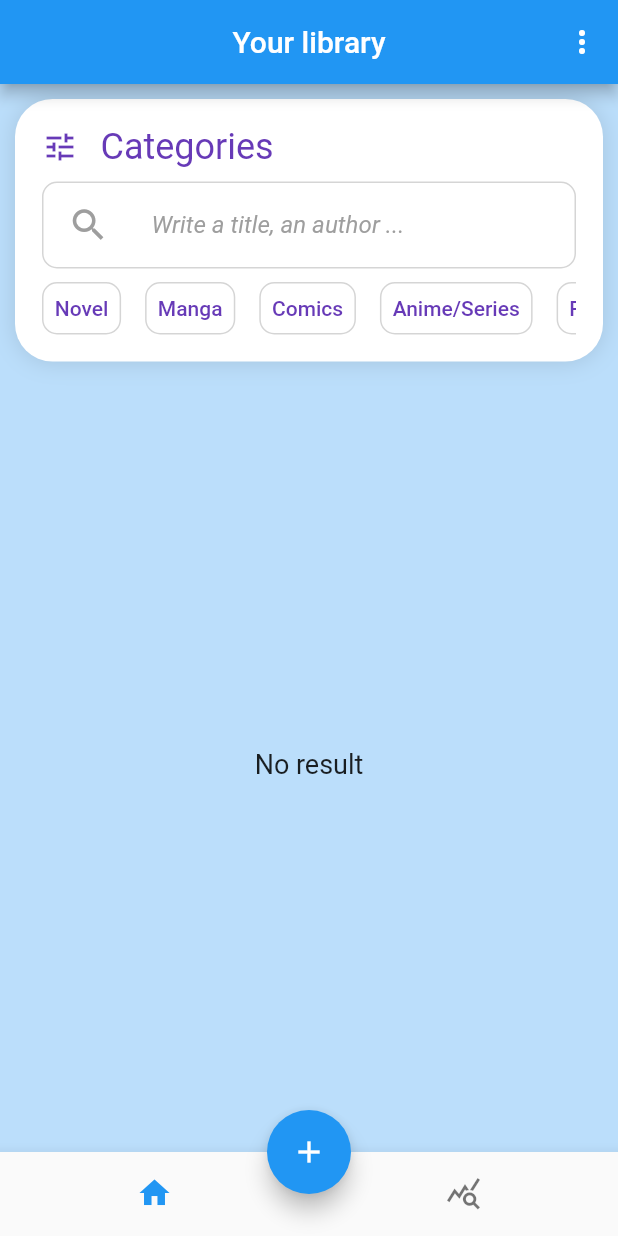
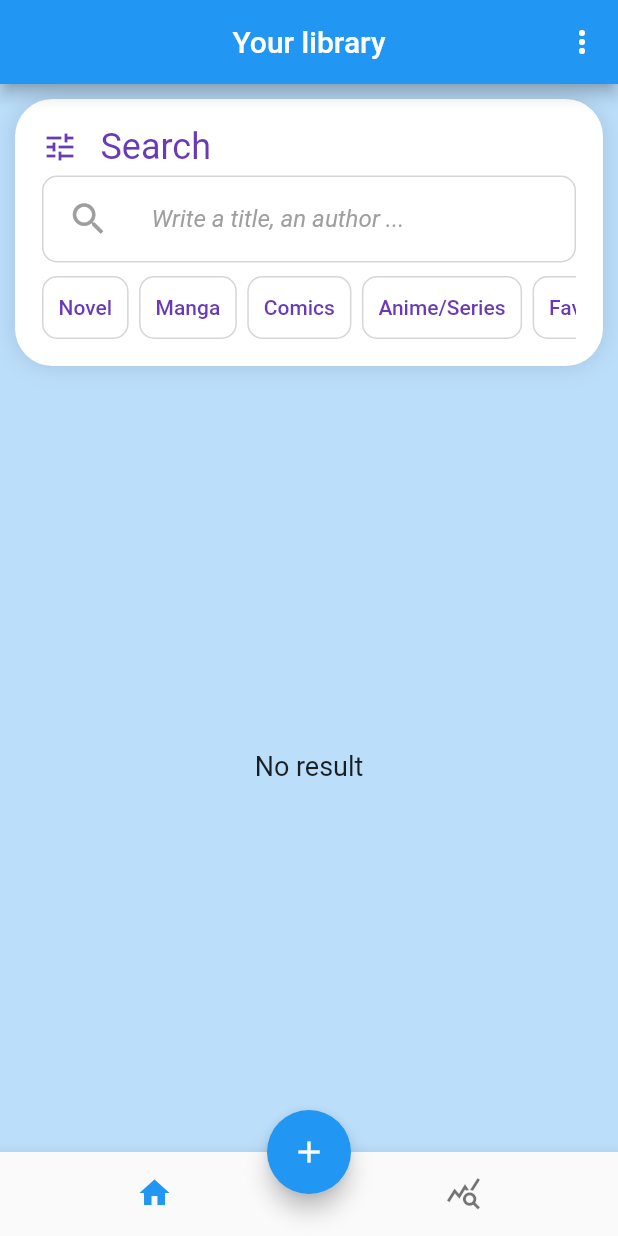
Before and after one commit to PaulineKlein/BookMemoRefonte, a Flutter app: the screen it shows after launch, on a phone screen of 412 x 824 dp. Run offline on Flutter 3.47's test engine with Material 2 defaults, Android fonts, the phone set to English and light mode, and no system bars; our stand-ins replace cached_network_image, csv, easy_localization, equatable, file_picker, firebase_core and 7 more; missing offline and left inert: flutter_barcode_scanner, flutter_form_bloc, home_widget, share_extend; accounts and stored records are empty; statements that could not run were skipped.

Commit message:
[fix] spelling

```diff
--- a/assets/translations/en.json
+++ b/assets/translations/en.json
@@ -3,7 +3,7 @@
   "homeEmptyList" : "No book registered yet",
   "homeSearchTitle": "Write a title, an author ...",
   "bookBuy": "Possesses",
-  "bookNotBuy": "Loaned",
+  "bookNotBuy": "borrowed",
   "bookFinish":"Finished",
   "bookNotFinish":"In progress",
   "bookVolume":"Volume :",
@@ -11,7 +11,7 @@
   "bookEpisode":"Episode :",
   "bookFavorite":"Favorite",
   "bookAuthorNotKnown":"Unknown author",
-  "filterCategory":"Categories",
+  "filterCategory":"Search",
   "filterEmptyList":"No result",
   "genericError":"An error has occurred",
   "genericErrorLabel":"error",
@@ -40,7 +40,7 @@
   "formTypeComic": "Comics",
   "formTypeMovie": "Anime/Series",
   "formIsFinished": "Collection",
-  "formIsBought": "Purchased ?",
+  "formIsBought": "Possesses ?",
   "formIsFavorite": "Favorite ?",
   "searchBookButton": "Find a Book",
   "searchComicButton": "Find a Comic",
--- a/assets/translations/fr.json
+++ b/assets/translations/fr.json
@@ -3,7 +3,7 @@
   "homeEmptyList" : "Pas encore de livre enregistré",
   "homeSearchTitle": "Entrez un titre, un auteur ...",
   "bookBuy": "Possédé",
-  "bookNotBuy": "Prêté",
+  "bookNotBuy": "Emprunté",
   "bookFinish":"Terminé",
   "bookNotFinish":"En cours",
   "bookVolume":"Volume :",
@@ -11,7 +11,7 @@
   "bookEpisode":"Episode :",
   "bookFavorite":"Favori",
   "bookAuthorNotKnown":"Auteur inconnu",
-  "filterCategory":"Catégories",
+  "filterCategory":"Recherche",
   "filterEmptyList":"Aucun Résultat",
   "genericError":"Une erreur est survenue",
   "genericErrorLabel":"erreur",
@@ -40,7 +40,7 @@
   "formTypeComic": "BD",
   "formTypeMovie": "Animé/Série",
   "formIsFinished": "Collection",
-  "formIsBought": "Acheté ?",
+  "formIsBought": "Possédé ?",
   "formIsFavorite": "Favori ?",
   "searchBookButton": "Chercher un Livre",
   "searchComicButton": "Chercher une BD",
--- a/lib/ui/home/filter/buildFilter.dart
+++ b/lib/ui/home/filter/buildFilter.dart
@@ -1,11 +1,9 @@
 import 'package:bookmemo/bloc/bookBloc.dart';
 import 'package:bookmemo/bloc/bookEvent.dart';
 import 'package:easy_localization/src/public_ext.dart';
-import 'package:flutter/cupertino.dart';
 import 'package:flutter/material.dart';
 import 'package:flutter_bloc/flutter_bloc.dart';
 
-import '../../../strings.dart';
 import 'filterInteractor.dart';
 
 enum FilterType {
@@ -43,7 +41,8 @@ class _BuildFilter extends State<BuildFilter> {
   List<int> _selectedIndexs = [];
 
   void _filterList() {
-    String? query = interactor.getFilterQuery(_selectedIndexs, myTitleSearchController.text);
+    String? query = interactor.getFilterQuery(
+        _selectedIndexs, myTitleSearchController.text);
     BlocProvider.of<BookBloc>(context).add(FilterBook(query));
   }
 
@@ -90,7 +89,7 @@ class _BuildFilter extends State<BuildFilter> {
                   ?.apply(color: Colors.deepPurple),
             ),
           ]),
-          SizedBox(height: 9.0),
+          SizedBox(height: 5.0),
           Container(
             alignment: Alignment.center,
             decoration: BoxDecoration(
@@ -123,7 +122,7 @@ class _BuildFilter extends State<BuildFilter> {
           ),
           SizedBox(height: 9.0),
           Container(
-            height: 35,
+            height: 42,
             child: ListView.builder(
                 scrollDirection: Axis.horizontal,
                 itemCount: _categories.length,
@@ -151,8 +150,8 @@ class _BuildFilter extends State<BuildFilter> {
                       },
                       child: Container(
                         key: ValueKey<int>(_isSelected ? 1 : 0),
-                        padding: const EdgeInsets.all(7.5),
-                        margin: const EdgeInsets.only(right: 16.0),
+                        padding: const EdgeInsets.symmetric(vertical: 7.5, horizontal: 10),
+                        margin: const EdgeInsets.only(right: 7.0),
                         alignment: Alignment.center,
                         decoration: BoxDecoration(
                           color: _isSelected ? Colors.deepPurple : null,
```
